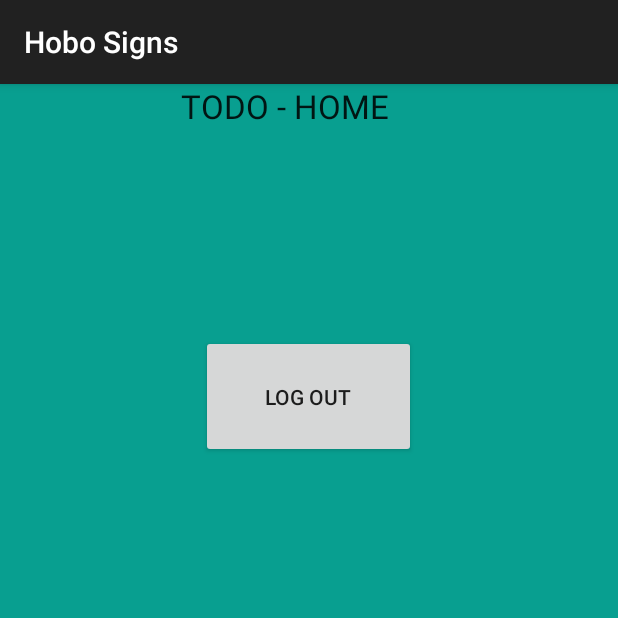
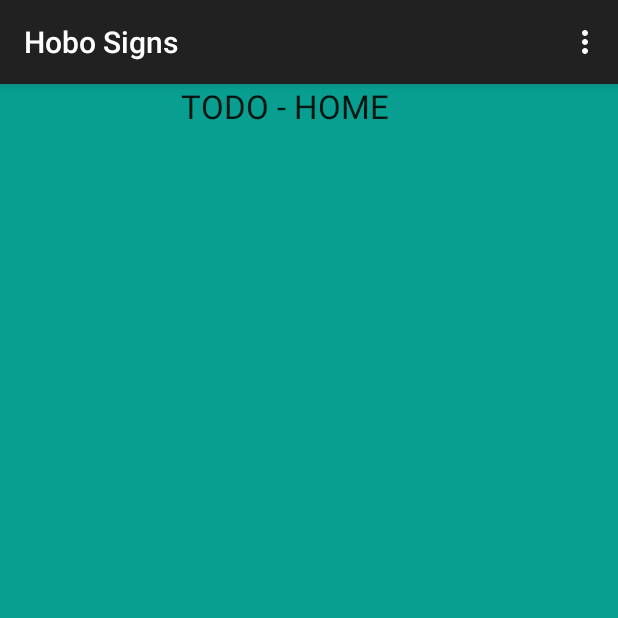
Before and after one commit to benjamin3878/HoboSigns, an Android app: the Home screen opened directly, with no data from a screen before it, on a phone screen of 412 x 824 dp, the top half of it. Run offline under Robolectric (Android 15) with nearby library versions, the phone set to English and light mode, and no system bars; libraries missing offline, so code that uses them is left out: com.parse.

Commit message:
moved logout to the menu

```diff
--- a/app/src/main/AndroidManifest.xml
+++ b/app/src/main/AndroidManifest.xml
@@ -8,6 +8,7 @@
 
         android:allowBackup="true"
         android:icon="@mipmap/ic_launcher"
+        android:logo="@drawable/logout"
         android:label="@string/app_name"
         android:theme="@style/AppTheme" >
 
--- a/app/src/main/java/course/example/ben/hobosigns/Home.java
+++ b/app/src/main/java/course/example/ben/hobosigns/Home.java
@@ -3,6 +3,9 @@ package course.example.ben.hobosigns;
 import android.content.Intent;
 import android.os.Bundle;
 import android.support.v7.app.AppCompatActivity;
+import android.view.Menu;
+import android.view.MenuInflater;
+import android.view.MenuItem;
 import android.view.View;
 import android.widget.Button;
 
@@ -15,26 +18,37 @@ import com.parse.ParseUser;
  */
 public class Home extends AppCompatActivity {
 
+    @Override
+    public boolean onCreateOptionsMenu(Menu menu) {
+        // Inflate the menu items for use in the action bar
+        MenuInflater inflater = getMenuInflater();
+        inflater.inflate(R.menu.menu_home, menu);
+        return super.onCreateOptionsMenu(menu);
+    }
 
+    @Override
+    public boolean onOptionsItemSelected(MenuItem item) {
+        // Handle presses on the action bar items
+        switch (item.getItemId()) {
+            case R.id.log_out:
+                logOut();
+                return true;
+            default:
+                return super.onOptionsItemSelected(item);
+        }
+    }
+
+    private void logOut(){
+        ParseUser.logOut();
+        Intent intent = new Intent(Home.this, WelcomeScreen.class);
+        intent.addFlags(Intent.FLAG_ACTIVITY_CLEAR_TASK | Intent.FLAG_ACTIVITY_NEW_TASK);
+        startActivity(intent);
+    }
 
     @Override
     protected void onCreate(Bundle savedInstanceState) {
         super.onCreate(savedInstanceState);
         setContentView(R.layout.home);
-
-        // Todo - Change this button
-        // maybe put it in a menu or move it to a better location
-        Button logOutButton = (Button) findViewById(R.id.logOutButton);
-        logOutButton.setOnClickListener(new View.OnClickListener() {
-            @Override
-            public void onClick(View v) {
-                ParseUser.logOut();
-                Intent intent = new Intent(Home.this, WelcomeScreen.class);
-                intent.addFlags(Intent.FLAG_ACTIVITY_CLEAR_TASK | Intent.FLAG_ACTIVITY_NEW_TASK);
-                startActivity(intent);
-            }
-        });
-
 
     }
 
--- a/app/src/main/res/layout/home.xml
+++ b/app/src/main/res/layout/home.xml
@@ -1,9 +1,13 @@
 <?xml version="1.0" encoding="utf-8"?>
+
 <LinearLayout xmlns:android="http://schemas.android.com/apk/res/android"
-    android:orientation="vertical" android:layout_width="match_parent"
+    xmlns:app="http://schemas.android.com/apk/res-auto"
+    android:orientation="vertical"
+    android:layout_width="match_parent"
     android:layout_height="match_parent"
     android:background="@color/green"
     android:weightSum="1">
+
 
     <TextView
         android:layout_width="170dp"
@@ -12,13 +16,6 @@
         android:text="TODO - HOME"
         android:id="@+id/textView7"
         android:layout_gravity="center_horizontal"
-        android:layout_weight="0.20" />
+        android:layout_weight="0.08" />
 
-    <Button
-        android:layout_width="143dp"
-        android:layout_height="wrap_content"
-        android:text="Log out"
-        android:id="@+id/logOutButton"
-        android:layout_gravity="center_horizontal"
-        android:layout_weight="0.05" />
 </LinearLayout>
--- a/app/src/main/res/layout/welcome_screen.xml
+++ b/app/src/main/res/layout/welcome_screen.xml
@@ -1,3 +1,4 @@
+
 <RelativeLayout xmlns:android="http://schemas.android.com/apk/res/android"
     xmlns:tools="http://schemas.android.com/tools" android:layout_width="match_parent"
     android:layout_height="match_parent" android:paddingLeft="@dimen/activity_horizontal_margin"
@@ -5,6 +6,8 @@
     android:paddingTop="@dimen/activity_vertical_margin"
     android:paddingBottom="@dimen/activity_vertical_margin" tools:context=".MainActivity"
     android:background="@color/green">
+
+
 
 
     <TextView
--- /dev/null
+++ b/app/src/main/res/menu/menu_home.xml
@@ -0,0 +1,6 @@
+<?xml version="1.0" encoding="utf-8"?>
+<menu xmlns:android="http://schemas.android.com/apk/res/android" >
+    <item android:id="@+id/log_out"
+        android:icon="@drawable/logout"
+        android:title="@string/log_out"/>
+</menu>
--- a/app/src/main/res/menu/menu_main.xml
+++ b/app/src/main/res/menu/menu_main.xml
@@ -1,6 +1,7 @@
 <menu xmlns:android="http://schemas.android.com/apk/res/android"
     xmlns:app="http://schemas.android.com/apk/res-auto"
     xmlns:tools="http://schemas.android.com/tools" tools:context=".MainActivity">
+
     <item android:id="@+id/action_settings" android:title="@string/action_settings"
         android:orderInCategory="100" app:showAsAction="never" />
 </menu>
--- a/app/src/main/res/values/strings.xml
+++ b/app/src/main/res/values/strings.xml
@@ -14,5 +14,6 @@
     <string name="username_must_be_less_than">Username must be less than</string>
     <string name="password_must_be_less_than">Password must be less than</string>
     <string name="password_and_confirm_password_must_be_equal">Password and Confirm Password must be equal</string>
+    <string name="log_out">Log Out</string>
 
 </resources>
```
Also changed, not shown: app/src/main/java/course/example/ben/hobosigns/MainActivity.java (+0 -20 lines), app/src/main/res/drawable/logout.png (added).
